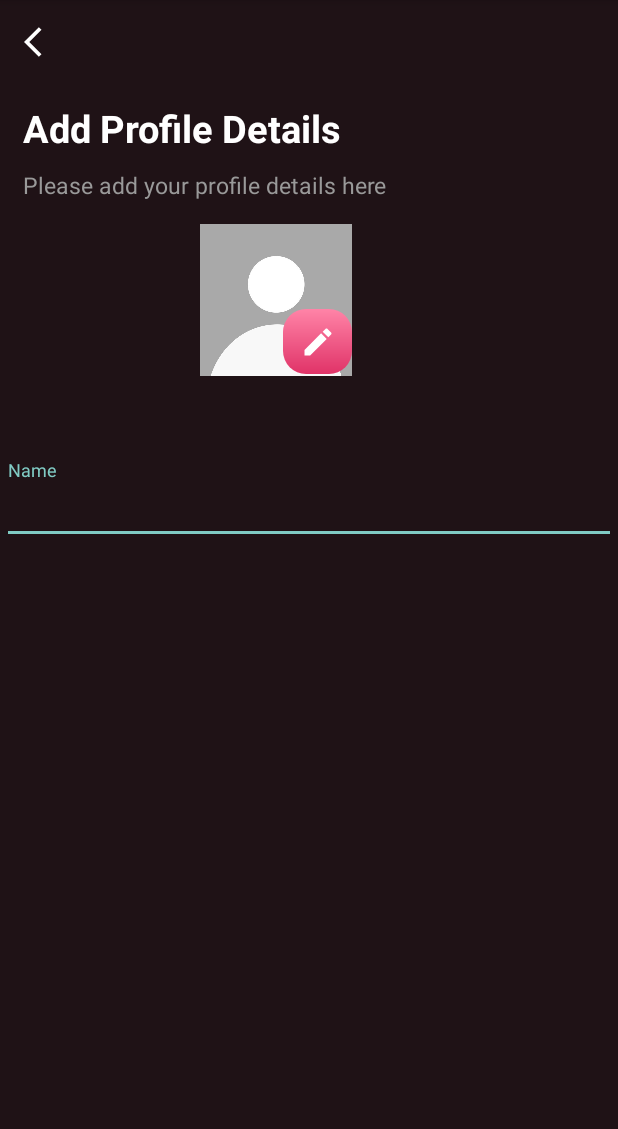
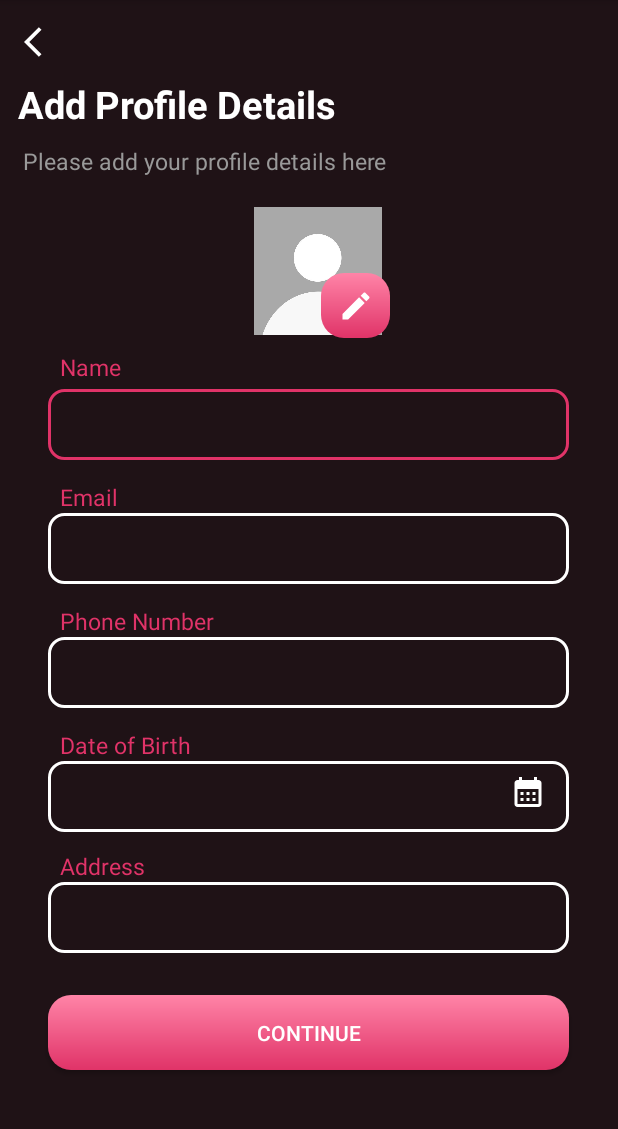
Before and after one commit to Roshan10k/DateMate-SD, an Android app: the ProfileDetailsActivity screen opened directly, with no data from a screen before it, on a phone screen of 412 x 824 dp, the part 84-1213 px from its top. Run offline under Robolectric (Android 15) with nearby library versions, the phone set to English and light mode, and no system bars.

Commit message:
profile details files and binding and calender img

```diff
--- a/app/build.gradle.kts
+++ b/app/build.gradle.kts
@@ -4,6 +4,10 @@ plugins {
 }
 
 android {
+
+    buildFeatures{
+        viewBinding = true
+    }
     namespace = "com.example.datemate_sd"
     compileSdk = 35
 
--- a/app/src/main/java/com/example/datemate_sd/ui/activity/ProfileDetailsActivity.kt
+++ b/app/src/main/java/com/example/datemate_sd/ui/activity/ProfileDetailsActivity.kt
@@ -1,21 +1,54 @@
 package com.example.datemate_sd.ui.activity
 
+import android.app.DatePickerDialog
+import android.icu.util.Calendar
 import android.os.Bundle
+import android.widget.EditText
 import androidx.activity.enableEdgeToEdge
 import androidx.appcompat.app.AppCompatActivity
 import androidx.core.view.ViewCompat
 import androidx.core.view.WindowInsetsCompat
 import com.example.datemate_sd.R
+import com.example.datemate_sd.databinding.ActivityProfileDetailsBinding
 
 class ProfileDetailsActivity : AppCompatActivity() {
+
+    lateinit var binding:ActivityProfileDetailsBinding
+
     override fun onCreate(savedInstanceState: Bundle?) {
         super.onCreate(savedInstanceState)
         enableEdgeToEdge()
-        setContentView(R.layout.activity_profile_details)
+
+        binding=ActivityProfileDetailsBinding.inflate(layoutInflater)
+        setContentView(binding.root)
+
+        binding.dateInput.isClickable=true
+        binding.dateInput.isFocusable=false
+        binding.dateInput.setOnClickListener {
+            loadCalender()
+        }
         ViewCompat.setOnApplyWindowInsetsListener(findViewById(R.id.main)) { v, insets ->
             val systemBars = insets.getInsets(WindowInsetsCompat.Type.systemBars())
             v.setPadding(systemBars.left, systemBars.top, systemBars.right, systemBars.bottom)
             insets
         }
+
     }
+    private fun loadCalender() {
+        val c= Calendar.getInstance()
+        val year= c.get(Calendar.YEAR)
+        val month= c.get(Calendar.MONTH)
+        val day= c.get(Calendar.DAY_OF_MONTH)
+
+        val dialog= DatePickerDialog(
+            this@ProfileDetailsActivity,
+            DatePickerDialog.OnDateSetListener { datePicker, year, month, day ->
+                binding.dateInput.setText("$year/${month+1}/$day")
+            },year,month,day
+        )
+
+        dialog.show()
+    }
+
+
 }
--- /dev/null
+++ b/app/src/main/res/drawable/baseline_calendar_month_24.xml
@@ -0,0 +1,5 @@
+<vector xmlns:android="http://schemas.android.com/apk/res/android" android:height="24dp" android:tint="#FFFFFF" android:viewportHeight="24" android:viewportWidth="24" android:width="24dp">
+
+    <path android:fillColor="@android:color/white" android:pathData="M19,4h-1V2h-2v2H8V2H6v2H5C3.89,4 3.01,4.9 3.01,6L3,20c0,1.1 0.89,2 2,2h14c1.1,0 2,-0.9 2,-2V6C21,4.9 20.1,4 19,4zM19,20H5V10h14V20zM9,14H7v-2h2V14zM13,14h-2v-2h2V14zM17,14h-2v-2h2V14zM9,18H7v-2h2V18zM13,18h-2v-2h2V18zM17,18h-2v-2h2V18z"/>
+
+</vector>
--- a/app/src/main/res/layout/activity_profile_details.xml
+++ b/app/src/main/res/layout/activity_profile_details.xml
@@ -24,8 +24,8 @@
         android:id="@+id/addProfileHead1"
         android:layout_width="wrap_content"
         android:layout_height="wrap_content"
-        android:layout_marginStart="15dp"
-        android:layout_marginTop="28dp"
+        android:layout_marginStart="12dp"
+        android:layout_marginTop="12dp"
         android:text="Add Profile Details"
         android:textColor="@color/white"
         android:textSize="25dp"
@@ -47,10 +47,10 @@
 
     <ImageView
         android:id="@+id/profileImg"
-        android:layout_width="125dp"
-        android:layout_height="101dp"
-        android:layout_marginStart="121dp"
-        android:layout_marginTop="15dp"
+        android:layout_width="111dp"
+        android:layout_height="85dp"
+        android:layout_marginStart="156dp"
+        android:layout_marginTop="20dp"
         app:layout_constraintStart_toStartOf="parent"
         app:layout_constraintTop_toBottomOf="@+id/addProfileHead2"
         app:srcCompat="@drawable/profileimage" />
@@ -59,30 +59,159 @@
         android:id="@+id/editBtn"
         android:layout_width="46dp"
         android:layout_height="43dp"
-        android:layout_marginTop="72dp"
-        android:layout_marginEnd="177dp"
+        android:layout_marginTop="64dp"
+        android:layout_marginEnd="152dp"
         android:background="@drawable/gradient"
         app:layout_constraintEnd_toEndOf="parent"
         app:layout_constraintTop_toBottomOf="@+id/addProfileHead2"
         app:srcCompat="@drawable/baseline_edit_24" />
 
-    <com.google.android.material.textfield.TextInputLayout
-        android:layout_width="409dp"
+    <TextView
+        android:id="@+id/nameTextView"
+        android:layout_width="wrap_content"
         android:layout_height="wrap_content"
-        android:layout_marginStart="1dp"
-        android:layout_marginTop="56dp"
-        android:layout_marginEnd="1dp"
+        android:layout_marginStart="40dp"
+        android:layout_marginTop="116dp"
+        android:text="Name"
+        android:textColor="@color/endpink"
+        android:textSize="15dp"
+        app:layout_constraintStart_toStartOf="parent"
+        app:layout_constraintTop_toBottomOf="@+id/addProfileHead2" />
+
+    <EditText
+        android:id="@+id/nameInput"
+        android:layout_width="347dp"
+        android:layout_height="47dp"
+        android:layout_marginStart="32dp"
+        android:layout_marginTop="4dp"
+        android:background="@drawable/custum_input"
+        android:ems="10"
+        android:inputType="text"
+        android:paddingLeft="10dp"
+        android:text=""
+        app:layout_constraintStart_toStartOf="parent"
+        app:layout_constraintTop_toBottomOf="@+id/nameTextView" />
+
+    <TextView
+        android:id="@+id/emailTextView"
+        android:layout_width="wrap_content"
+        android:layout_height="wrap_content"
+        android:layout_marginStart="40dp"
+        android:layout_marginTop="14dp"
+        android:text="Email"
+        android:textSize="15dp"
+        android:textColor="@color/endpink"
+        app:layout_constraintStart_toStartOf="parent"
+        app:layout_constraintTop_toBottomOf="@+id/nameInput" />
+
+    <EditText
+        android:id="@+id/emailInput"
+        android:layout_width="347dp"
+        android:layout_height="47dp"
+        android:layout_marginStart="32dp"
+        android:background="@drawable/custum_input"
+        android:ems="10"
+        android:inputType="text"
+        android:paddingLeft="10dp"
+        android:text=""
+        app:layout_constraintStart_toStartOf="parent"
+        app:layout_constraintTop_toBottomOf="@+id/emailTextView" />
+
+    <TextView
+        android:id="@+id/phoneTextView"
+        android:layout_width="wrap_content"
+        android:layout_height="wrap_content"
+        android:layout_marginStart="40dp"
+        android:layout_marginTop="14dp"
+        android:text="Phone Number"
+        android:textSize="15dp"
+        android:textColor="@color/endpink"
+        app:layout_constraintStart_toStartOf="parent"
+        app:layout_constraintTop_toBottomOf="@+id/emailInput" />
+
+    <EditText
+        android:id="@+id/phoneInput"
+        android:layout_width="347dp"
+        android:layout_height="47dp"
+        android:layout_marginStart="32dp"
+        android:background="@drawable/custum_input"
+        android:ems="10"
+        android:inputType="text"
+        android:paddingLeft="10dp"
+        android:text=""
+        app:layout_constraintStart_toStartOf="parent"
+        app:layout_constraintTop_toBottomOf="@+id/phoneTextView" />
+
+    <TextView
+        android:id="@+id/dateTextview"
+        android:layout_width="wrap_content"
+        android:layout_height="wrap_content"
+        android:layout_marginStart="40dp"
+        android:layout_marginTop="14dp"
+        android:text="Date of Birth"
+        android:textSize="15dp"
+        android:textColor="@color/endpink"
+        app:layout_constraintStart_toStartOf="parent"
+        app:layout_constraintTop_toBottomOf="@+id/phoneInput" />
+
+    <EditText
+        android:id="@+id/dateInput"
+        android:layout_width="347dp"
+        android:layout_height="47dp"
+        android:layout_marginStart="32dp"
+        android:background="@drawable/custum_input"
+        android:ems="10"
+        android:inputType="date"
+        android:paddingLeft="10dp"
+        android:text=""
+        app:layout_constraintStart_toStartOf="parent"
+        app:layout_constraintTop_toBottomOf="@+id/dateTextview" />
+
+    <TextView
+        android:id="@+id/addressTextview"
+        android:layout_width="wrap_content"
+        android:layout_height="wrap_content"
+        android:layout_marginStart="40dp"
+        android:layout_marginTop="12dp"
+        android:text="Address"
+        android:textSize="15dp"
+        android:textColor="@color/endpink"
+        app:layout_constraintStart_toStartOf="parent"
+        app:layout_constraintTop_toBottomOf="@+id/dateInput" />
+
+    <EditText
+        android:id="@+id/addressInput"
+        android:layout_width="347dp"
+        android:layout_height="47dp"
+        android:layout_marginStart="32dp"
+        android:background="@drawable/custum_input"
+        android:ems="10"
+        android:inputType="text"
+        android:paddingLeft="10dp"
+        android:text=""
+        app:layout_constraintStart_toStartOf="parent"
+        app:layout_constraintTop_toBottomOf="@+id/addressTextview" />
+
+    <Button
+        android:id="@+id/continueBtn"
+        android:layout_width="347dp"
+        android:layout_height="50dp"
+        android:layout_marginStart="32dp"
+        android:layout_marginTop="28dp"
+        android:background="@drawable/gradient"
+        android:text="Continue"
+        app:layout_constraintStart_toStartOf="parent"
+        app:layout_constraintTop_toBottomOf="@+id/addressInput" />
+
+    <ImageView
+        android:id="@+id/calenderImage"
+        android:layout_width="wrap_content"
+        android:layout_height="wrap_content"
+        android:layout_marginTop="44dp"
+        android:layout_marginEnd="48dp"
         app:layout_constraintEnd_toEndOf="parent"
-        app:layout_constraintStart_toStartOf="parent"
-        app:layout_constraintTop_toBottomOf="@+id/profileImg">
-
-        <com.google.android.material.textfield.TextInputEditText
-            android:layout_width="match_parent"
-            android:layout_height="wrap_content"
-            android:textColorHint="@color/endpink"
-            android:textColor="@color/white"
-            android:hint="Name" />
-    </com.google.android.material.textfield.TextInputLayout>
+        app:layout_constraintTop_toBottomOf="@+id/phoneInput"
+        app:srcCompat="@drawable/baseline_calendar_month_24" />
 
 
 </androidx.constraintlayout.widget.ConstraintLayout>
```
